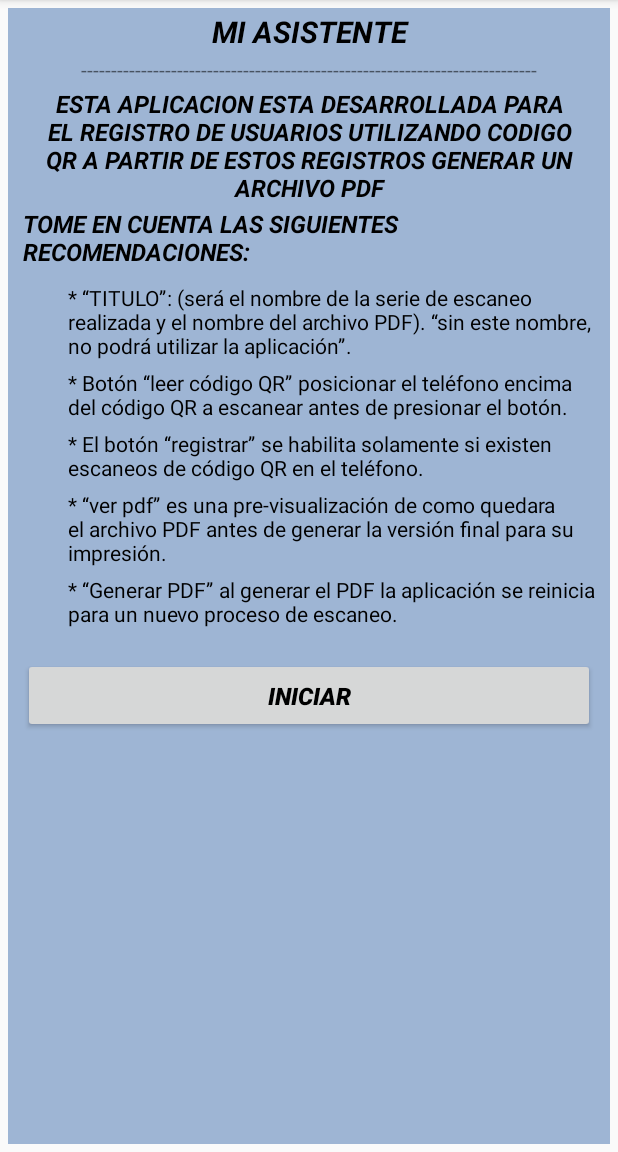
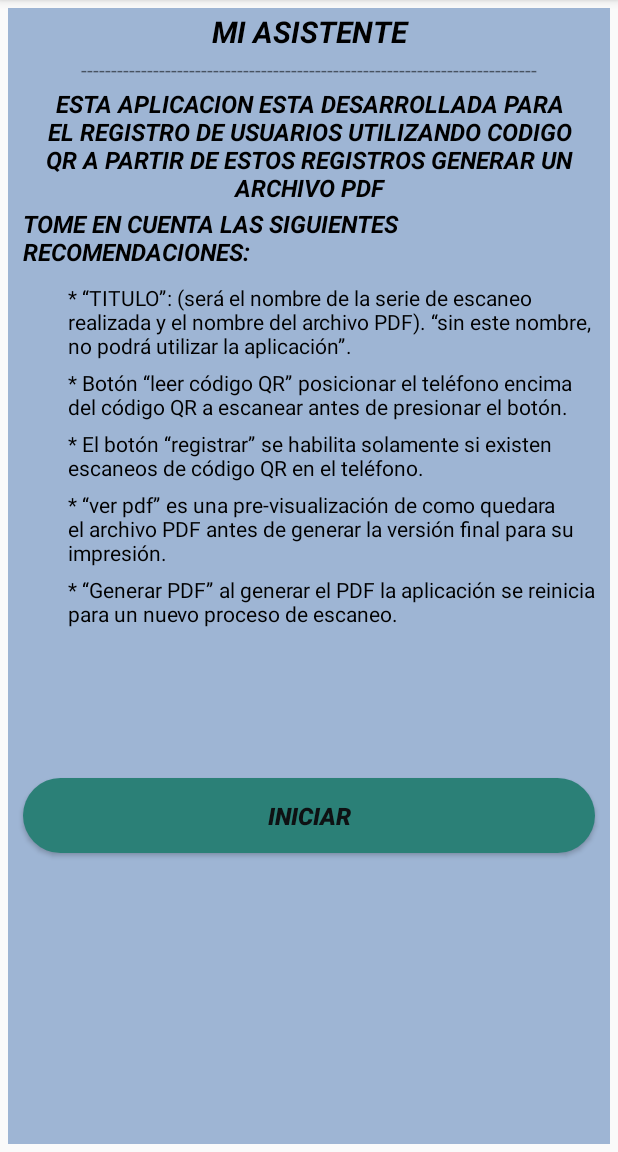
Before and after one commit to vademar/AppAsistencia, an Android app: the screen it shows after launch (Loguin), on a phone screen of 412 x 824 dp, the part 84-1236 px from its top. Run offline under Robolectric (Android 15) with nearby library versions, the light colour scheme and no system bars.

Commit message:
Diseño implementado en botones

```diff
--- /dev/null
+++ b/app/src/main/res/drawable-v21/btn_uno.xml
@@ -0,0 +1,5 @@
+<?xml version="1.0" encoding="utf-8"?>
+<ripple xmlns:android="http://schemas.android.com/apk/res/android"
+    android:color="#97c493">
+    <item android:drawable="@drawable/bg_ripple"/>
+</ripple>
--- /dev/null
+++ b/app/src/main/res/drawable/bg_ripple.xml
@@ -0,0 +1,5 @@
+<?xml version="1.0" encoding="utf-8"?>
+<shape xmlns:android="http://schemas.android.com/apk/res/android">
+    <corners android:radius="140dp"/>
+    <solid android:color="#2b8077"/>
+</shape>
--- /dev/null
+++ b/app/src/main/res/drawable/btn_uno.xml
@@ -0,0 +1,5 @@
+<?xml version="1.0" encoding="utf-8"?>
+<ripple xmlns:android="http://schemas.android.com/apk/res/android"
+    android:color="#938e8e">
+    <item android:drawable="@drawable/bg_ripple"/>
+</ripple>
--- /dev/null
+++ b/app/src/main/res/drawable/txt_btn_uno.xml
@@ -0,0 +1,6 @@
+<?xml version="1.0" encoding="utf-8"?>
+<selector xmlns:android="http://schemas.android.com/apk/res/android">
+    <item android:color="#0e1113" android:state_pressed="false"/>
+    <item android:color="#253b9f" android:state_pressed="true"/>
+
+</selector>
--- a/app/src/main/res/layout/activity_loguin.xml
+++ b/app/src/main/res/layout/activity_loguin.xml
@@ -105,14 +105,15 @@
                     android:id="@+id/button"
                     android:layout_width="match_parent"
                     android:layout_height="50dp"
-                    android:layout_marginBottom="2dp"
+                    android:layout_marginBottom="10dp"
                     android:layout_marginEnd="10dp"
                     android:layout_marginStart="10dp"
-                    android:layout_marginTop="20dp"
+                    android:layout_marginTop="100dp"
+                    android:background="@drawable/btn_uno"
                     android:onClick="Sesion"
                     android:text="INICIAR"
                     android:textAlignment="center"
-                    android:textColor="@android:color/background_dark"
+                    android:textColor="@drawable/txt_btn_uno"
                     android:textSize="16sp"
                     android:textStyle="bold|italic"
                     app:layout_constraintBottom_toBottomOf="parent"
--- a/app/src/main/res/layout/activity_menu.xml
+++ b/app/src/main/res/layout/activity_menu.xml
@@ -14,6 +14,7 @@
         android:layout_marginEnd="10dp"
         android:layout_marginStart="10dp"
         android:layout_marginTop="8dp"
+        android:background="@drawable/btn_uno"
         android:onClick="EscanerQR"
         android:text="Leer Codigo QR"
         android:textColor="@color/design_default_color_primary_dark"
@@ -44,6 +45,7 @@
         android:layout_height="40dp"
         android:layout_marginEnd="10dp"
         android:layout_marginTop="50dp"
+        android:background="@drawable/btn_uno"
         android:enabled="true"
         android:onClick="Registrar"
         android:text="registrar"
@@ -54,12 +56,13 @@
 
     <Button
         android:id="@+id/GenPDF"
-        android:layout_width="wrap_content"
-        android:layout_height="wrap_content"
+        android:layout_width="200dp"
+        android:layout_height="50dp"
         android:layout_marginBottom="8dp"
         android:layout_marginEnd="10dp"
         android:layout_marginStart="10dp"
         android:layout_marginTop="120dp"
+        android:background="@drawable/btn_uno"
         android:onClick="createPDF"
         android:text="Generar PDF"
         android:textAlignment="center"
@@ -87,6 +90,7 @@
         android:layout_height="40dp"
         android:layout_marginEnd="10dp"
         android:layout_marginTop="80dp"
+        android:background="@drawable/btn_uno"
         android:onClick="verPDF"
         android:text="Ver PDF"
         android:textColor="@color/design_default_color_primary_dark"
```
Also changed, not shown: app/src/main/java/com/example/valdemar/myassistance/Loguin.java (line endings or trailing spaces).
